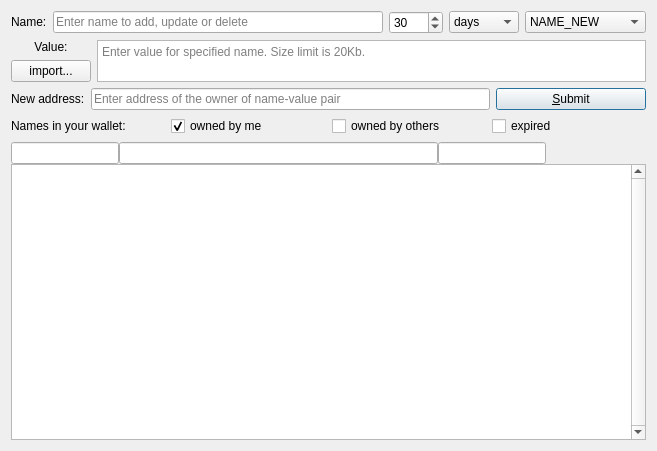
Before: the Qt Designer form src/qt/forms/managenamespage.ui in emercoin/emercoin, drawn with Qt 5.
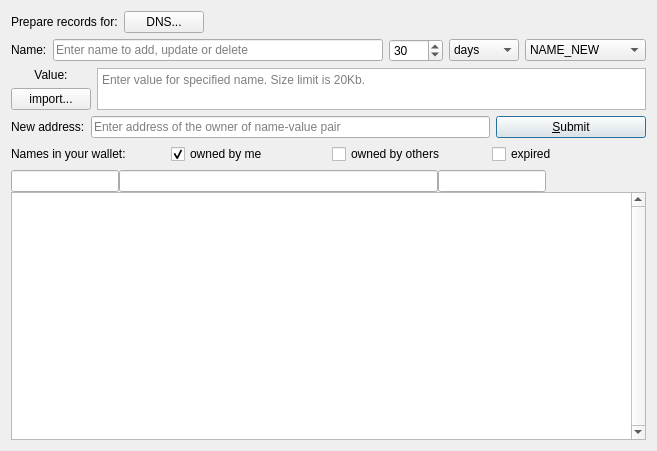
After: the same form once the commit is applied. Icons and pictures are not drawn. Custom widgets are drawn as their Qt base class.

Commit message: ManageDnsPage: now it's popup dialog instead of separate page on main window

The edit to the form file:
```diff
--- a/src/qt/forms/managenamespage.ui
+++ b/src/qt/forms/managenamespage.ui
@@ -20,6 +20,44 @@
    <string>Manage Names</string>
   </property>
   <layout class="QVBoxLayout" name="verticalLayout_3">
+   <item>
+    <layout class="QHBoxLayout" name="hboxTopToolbar">
+     <item>
+      <widget class="QLabel" name="labelPrepareRecords">
+       <property name="text">
+        <string>Prepare records for:</string>
+       </property>
+      </widget>
+     </item>
+     <item>
+      <widget class="QPushButton" name="btnManageDomains">
+       <property name="toolTip">
+        <string>Host your domains in EmerDNS system</string>
+       </property>
+       <property name="text">
+        <string>DNS...</string>
+       </property>
+       <property name="icon">
+        <iconset resource="../bitcoin.qrc">
+         <normaloff>:/icons/DNS</normaloff>:/icons/DNS</iconset>
+       </property>
+      </widget>
+     </item>
+     <item>
+      <spacer name="hSpacerToolbar">
+       <property name="orientation">
+        <enum>Qt::Horizontal</enum>
+       </property>
+       <property name="sizeHint" stdset="0">
+        <size>
+         <width>40</width>
+         <height>20</height>
+        </size>
+       </property>
+      </spacer>
+     </item>
+    </layout>
+   </item>
    <item>
     <layout class="QHBoxLayout" name="horizontalLayout">
      <item>
```
The commit also changes 12 other files.
